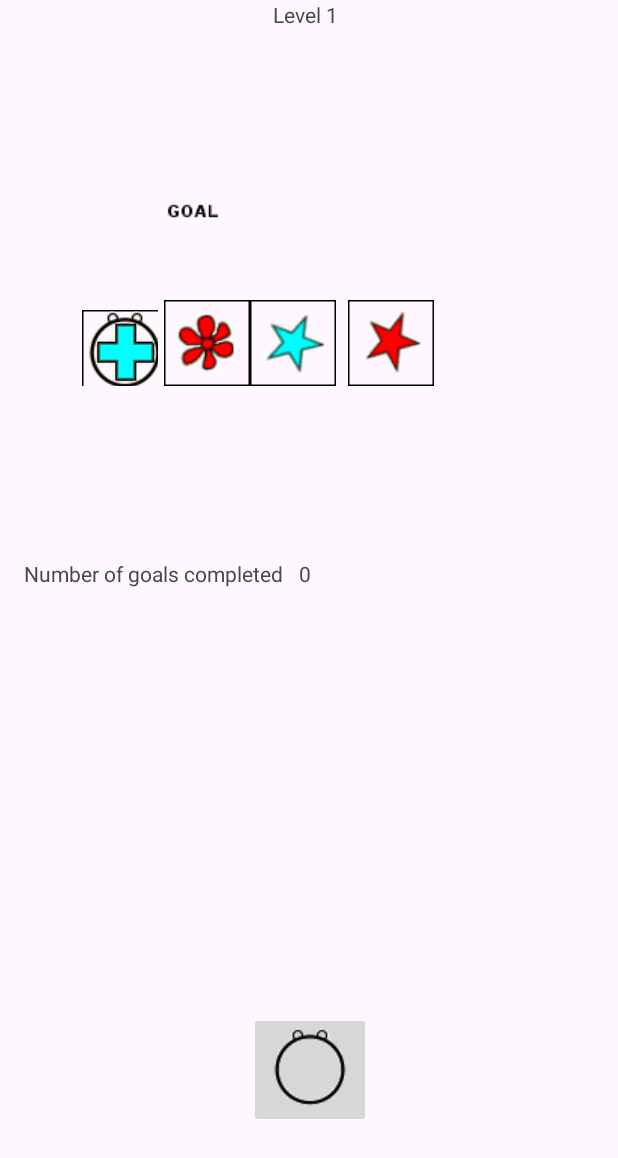
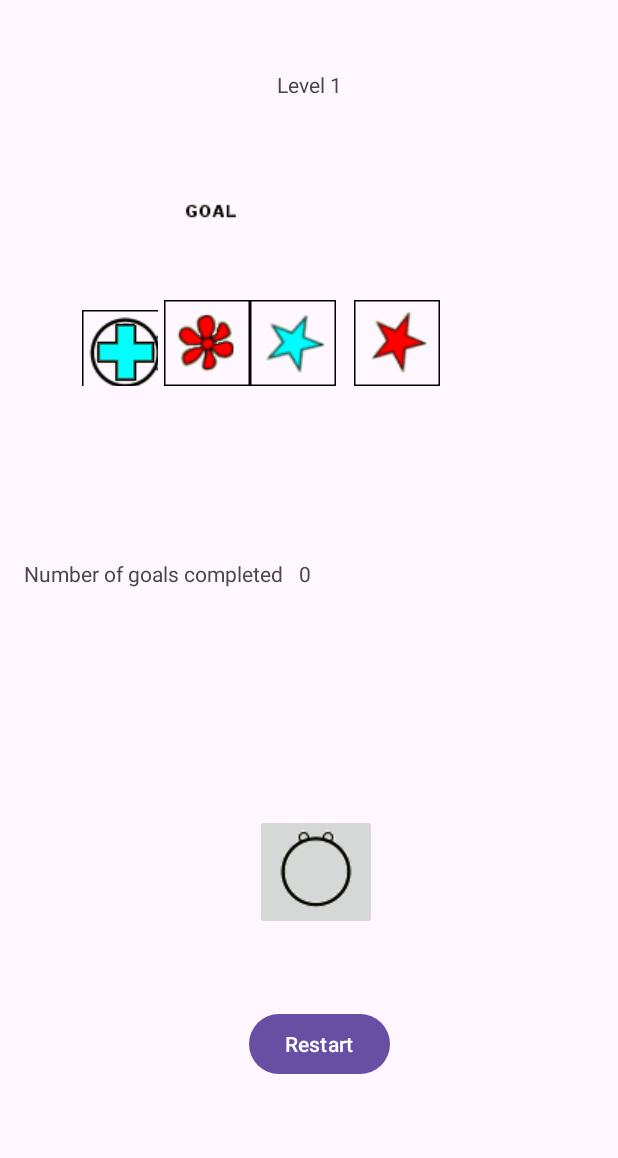
Before and after one commit to KeaganErasmus/BCDEJava, an Android app: the screen it shows after launch (MainActivity), after a tap on "start", on a phone screen of 412 x 824 dp. Shown: the top 1158 px of the screen. Run offline under Robolectric (Android 15) with nearby library versions, the phone set to English and light mode, and no system bars.

Commit message:
you can now restart the game.

```diff
--- a/Ass3/app/src/main/java/com/example/eyeball/MainActivity.java
+++ b/Ass3/app/src/main/java/com/example/eyeball/MainActivity.java
@@ -2,11 +2,14 @@ package com.example.eyeball;
 
 import androidx.appcompat.app.AppCompatActivity;
 
+import android.content.Intent;
 import android.graphics.Bitmap;
 import android.graphics.BitmapFactory;
 import android.graphics.Canvas;
+import android.os.Build;
 import android.os.Bundle;
 import android.view.View;
+import android.widget.Button;
 import android.widget.ImageButton;
 import android.widget.ImageView;
 import android.widget.TextView;
@@ -20,6 +23,7 @@ public class MainActivity extends AppCompatActivity {
 
     final Maze maze = new Maze();
     final ImageView[] imageViews = new ImageView[5];
+    final int[] eyeBallImages = new int[4];
     final int[] imageSrcs = new int[5];
 
 //    Goal
@@ -42,12 +46,18 @@ public class MainActivity extends AppCompatActivity {
         imageSrcs[3] = R.drawable.r_star;
         imageSrcs[4] = R.drawable.goal;
 
+        // Load eyeball images
+        eyeBallImages[0] = R.drawable.eyes_up;
+        eyeBallImages[1] = R.drawable.eyes_down;
+        eyeBallImages[2] = R.drawable.eyes_left;
+        eyeBallImages[3] = R.drawable.eyes_right;
+
         setLevelName("Level 1");
     }
 
     private void setPlayerInMaze(int location){
         Bitmap image1 = BitmapFactory.decodeResource(getResources(), imageSrcs[location]);
-        Bitmap image2 = BitmapFactory.decodeResource(getResources(), R.drawable.eyes_up);
+        Bitmap image2 = BitmapFactory.decodeResource(getResources(), R.drawable.eyes_right);
         Bitmap mergedImages = createSingleImageFromMultipleImages(image1, image2);
         imageViews[location].setImageBitmap(mergedImages);
     }
@@ -116,4 +126,18 @@ public class MainActivity extends AppCompatActivity {
         TextView text = (TextView) findViewById(R.id.LevelName);
         text.setText(levelName);
     }
+
+    public void restartClicked(View view) {
+        if (Build.VERSION.SDK_INT >= 11) {
+            recreate();
+        } else {
+            Intent intent = getIntent();
+            intent.addFlags(Intent.FLAG_ACTIVITY_NO_ANIMATION);
+            finish();
+            overridePendingTransition(0, 0);
+
+            startActivity(intent);
+            overridePendingTransition(0, 0);
+        }
+    }
 }
--- a/Ass3/app/src/main/res/layout/activity_main.xml
+++ b/Ass3/app/src/main/res/layout/activity_main.xml
@@ -15,10 +15,9 @@
         android:text="@string/app_name"
         app:layout_constraintBottom_toBottomOf="parent"
         app:layout_constraintEnd_toEndOf="parent"
-        app:layout_constraintHorizontal_bias="0.493"
         app:layout_constraintStart_toStartOf="parent"
         app:layout_constraintTop_toTopOf="parent"
-        app:layout_constraintVertical_bias="0.0"
+        app:layout_constraintVertical_bias="0.058"
         tools:text="Eyeball Maze" />
 
     <ImageView
@@ -38,7 +37,7 @@
         android:id="@+id/imageView5"
         android:layout_width="wrap_content"
         android:layout_height="wrap_content"
-        android:layout_marginStart="100dp"
+        android:layout_marginStart="112dp"
         android:contentDescription="@string/goal"
         android:onClick="onClickToMove"
         app:layout_constraintBottom_toBottomOf="parent"
@@ -65,7 +64,7 @@
         android:id="@+id/imageView4"
         android:layout_width="wrap_content"
         android:layout_height="wrap_content"
-        android:layout_marginStart="8dp"
+        android:layout_marginStart="12dp"
         android:contentDescription="TODO"
         android:onClick="onClickToMove"
         app:layout_constraintBottom_toBottomOf="parent"
@@ -91,12 +90,12 @@
         android:id="@+id/imageButton"
         android:layout_width="wrap_content"
         android:layout_height="wrap_content"
-        android:layout_marginBottom="72dp"
+        android:layout_marginBottom="204dp"
         android:contentDescription="@string/start"
         android:onClick="onClickToStart"
         app:layout_constraintBottom_toBottomOf="parent"
         app:layout_constraintEnd_toEndOf="parent"
-        app:layout_constraintHorizontal_bias="0.503"
+        app:layout_constraintHorizontal_bias="0.515"
         app:layout_constraintStart_toStartOf="parent"
         app:srcCompat="@drawable/eyes_up" />
 
@@ -122,4 +121,17 @@
         app:layout_constraintHorizontal_bias="0.067"
         app:layout_constraintStart_toStartOf="parent" />
 
+    <Button
+        android:id="@+id/restartButton"
+        android:layout_width="wrap_content"
+        android:layout_height="wrap_content"
+        android:text="@string/restart"
+        android:onClick="restartClicked"
+        app:layout_constraintBottom_toBottomOf="parent"
+        app:layout_constraintEnd_toEndOf="parent"
+        app:layout_constraintHorizontal_bias="0.523"
+        app:layout_constraintStart_toStartOf="parent"
+        app:layout_constraintTop_toTopOf="parent"
+        app:layout_constraintVertical_bias="0.866" />
+
 </androidx.constraintlayout.widget.ConstraintLayout>
--- a/Ass3/app/src/main/res/values/strings.xml
+++ b/Ass3/app/src/main/res/values/strings.xml
@@ -10,4 +10,5 @@
     <string name="goal">Goal</string>
     <string name="goalCount">0</string>
     <string name="goalCountText">Number of goals completed</string>
+    <string name="restart">Restart</string>
 </resources>
```
Also changed, not shown: Ass3/app/src/main/res/drawable/eyes_down.gif (added), Ass3/app/src/main/res/drawable/eyes_left.gif (added), Ass3/app/src/main/res/drawable/eyes_right.gif (added).
